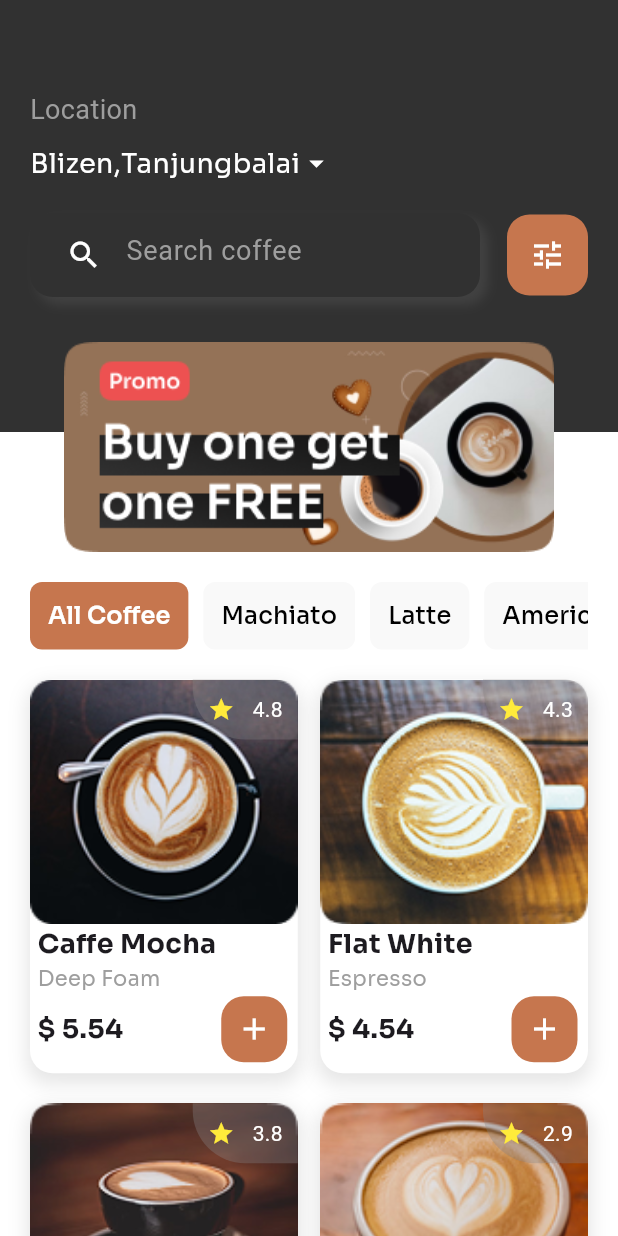
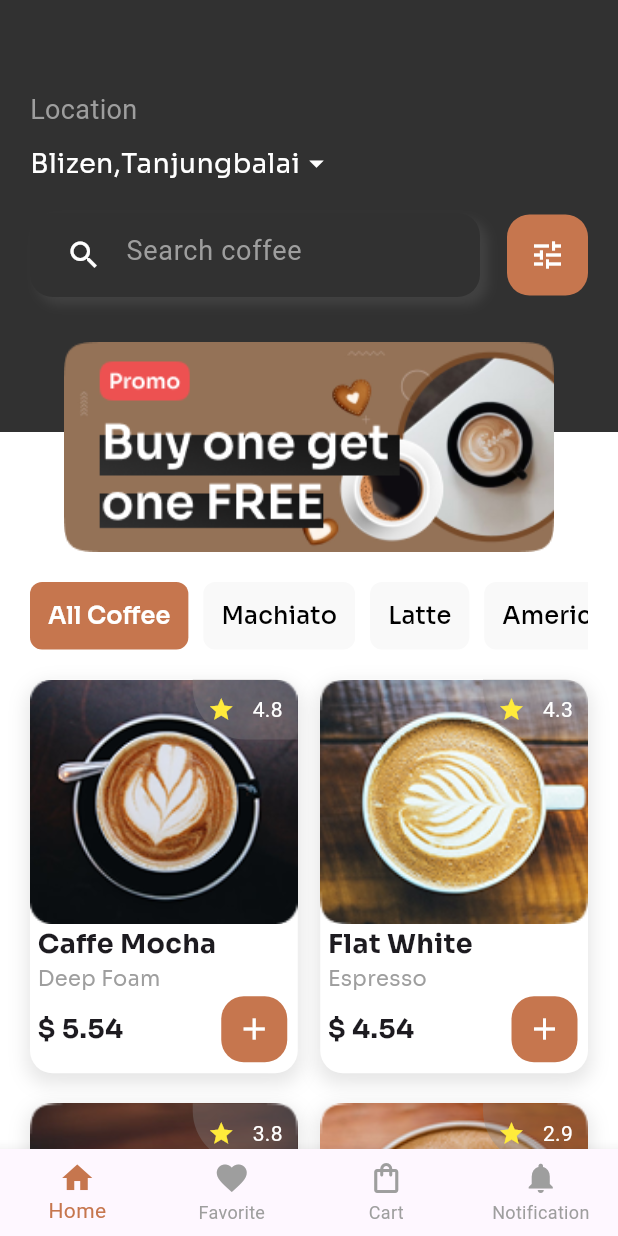
Before and after one commit to OwaisRaza1941/Coffee-App, a Flutter app: the HomeScreen screen opened directly, after a tap on the "add" icon, on a phone screen of 412 x 824 dp. Run offline on Flutter 3.47's test engine with Material 3 defaults, Android fonts, the phone set to English and light mode, and no system bars; our stand-ins replace get, google_fonts.

```diff
--- /dev/null
+++ b/lib/app/controller/add_to_cart_controller.dart
@@ -0,0 +1,11 @@
+import 'package:coffee_app/app/models/product_model.dart';
+import 'package:get/get.dart';
+
+class AddToCartController extends GetxController {
+  RxList<ProductModel> allCartList = <ProductModel>[].obs;
+
+  void addToCart(ProductModel product) {
+    allCartList.contains(product);
+    allCartList.add(product);
+  }
+}
--- a/lib/app/screens/home_screen.dart
+++ b/lib/app/screens/home_screen.dart
@@ -1,40 +1,80 @@
+import 'package:coffee_app/app/constants/colors.dart';
 import 'package:coffee_app/app/models/product_model.dart';
+import 'package:coffee_app/app/screens/cart_screen.dart';
+import 'package:coffee_app/app/screens/favorite_screen.dart';
+import 'package:coffee_app/app/screens/notifications_screen.dart';
 import 'package:coffee_app/app/screens/widgets/coffee_card.dart';
 import 'package:coffee_app/app/screens/widgets/coffee_category_buttons.dart';
 import 'package:coffee_app/app/screens/widgets/home_header.dart';
 import 'package:flutter/material.dart';
 
-class HomeScreen extends StatelessWidget {
+class HomeScreen extends StatefulWidget {
   const HomeScreen({super.key});
+
+  @override
+  State<HomeScreen> createState() => _HomeScreenState();
+}
+
+class _HomeScreenState extends State<HomeScreen> {
+  int selectedIndex = 0;
+
+  void onItemTapped(int index) {
+    if (index == 1) {
+      // Favorite screen open
+      Navigator.push(
+        context,
+        MaterialPageRoute(builder: (_) => const FavoriteScreen()),
+      );
+    } else if (index == 2) {
+      // Cart screen open
+      Navigator.push(
+        context,
+        MaterialPageRoute(builder: (_) => const CartScreen()),
+      );
+    } else if (index == 3) {
+      // Notification screen open
+      Navigator.push(
+        context,
+        MaterialPageRoute(builder: (_) => const NotificationsScreen()),
+      );
+    } else {
+      // Stay on Home
+      setState(() {
+        selectedIndex = index;
+      });
+    }
+  }
 
   @override
   Widget build(BuildContext context) {
     return Scaffold(
       backgroundColor: Colors.white,
+
+      // 👇 Ye tumhara home page ka content hai
       body: SingleChildScrollView(
         child: Column(
           crossAxisAlignment: CrossAxisAlignment.start,
           children: [
-            HomeHeader(),
-            SizedBox(height: 50),
+            const HomeHeader(),
+            const SizedBox(height: 50),
             Padding(
-              padding: EdgeInsets.only(left: 20, right: 20, top: 50),
+              padding: const EdgeInsets.only(left: 20, right: 20, top: 50),
               child: Column(
                 crossAxisAlignment: CrossAxisAlignment.start,
                 children: [
-                  CoffeeCategoryButtons(),
-                  SizedBox(height: 20),
+                  const CoffeeCategoryButtons(),
+                  const SizedBox(height: 20),
 
                   GridView.builder(
                     shrinkWrap: true,
-                    physics: NeverScrollableScrollPhysics(),
-                    gridDelegate: SliverGridDelegateWithFixedCrossAxisCount(
-                      crossAxisCount: 2,
-                      crossAxisSpacing: 15,
-                      mainAxisSpacing: 20,
-                      childAspectRatio: 0.68,
-                    ),
-
+                    physics: const NeverScrollableScrollPhysics(),
+                    gridDelegate:
+                        const SliverGridDelegateWithFixedCrossAxisCount(
+                          crossAxisCount: 2,
+                          crossAxisSpacing: 15,
+                          mainAxisSpacing: 20,
+                          childAspectRatio: 0.68,
+                        ),
                     itemCount: allCoffeeList.length,
                     itemBuilder: (context, index) {
                       final coffee = allCoffeeList[index];
@@ -54,6 +94,29 @@ class HomeScreen extends StatelessWidget {
           ],
         ),
       ),
+
+      bottomNavigationBar: BottomNavigationBar(
+        currentIndex: selectedIndex,
+        selectedItemColor: AppColors.buttonAndIconColor,
+        unselectedItemColor: Colors.grey,
+        onTap: onItemTapped,
+        type: BottomNavigationBarType.fixed,
+        items: [
+          BottomNavigationBarItem(label: 'Home', icon: Icon(Icons.home)),
+          BottomNavigationBarItem(
+            label: 'Favorite',
+            icon: Icon(Icons.favorite),
+          ),
+          BottomNavigationBarItem(
+            label: 'Cart',
+            icon: Icon(Icons.shopping_bag_outlined),
+          ),
+          BottomNavigationBarItem(
+            label: 'Notification',
+            icon: Icon(Icons.notifications),
+          ),
+        ],
+      ),
     );
   }
 }
--- a/lib/app/screens/widgets/coffee_card.dart
+++ b/lib/app/screens/widgets/coffee_card.dart
@@ -1,11 +1,13 @@
 import 'package:coffee_app/app/constants/colors.dart';
 import 'package:coffee_app/app/constants/styles.dart';
 import 'package:coffee_app/app/models/product_model.dart';
+import 'package:coffee_app/app/screens/cart_screen.dart';
 import 'package:coffee_app/app/screens/coffee_detail_screen.dart';
 import 'package:coffee_app/app/screens/widgets/icon_button.dart';
 import 'package:flutter/material.dart';
 import 'package:get/get.dart';
 import 'package:google_fonts/google_fonts.dart' show GoogleFonts;
+import 'package:coffee_app/app/controller/add_to_cart_controller.dart';
 
 class CoffeeCard extends StatelessWidget {
   final String imagePath;
@@ -27,6 +29,8 @@ class CoffeeCard extends StatelessWidget {
 
   @override
   Widget build(BuildContext context) {
+    final AddToCartController controller = Get.put(AddToCartController());
+
     return GestureDetector(
       onTap: () {
         Get.to(CoffeeDetailScreen(productModel: productModel));
@@ -95,7 +99,10 @@ class CoffeeCard extends StatelessWidget {
                         backgroundColor: AppColors.buttonAndIconColor,
                         padding: 10,
                         borderRaduis: 3,
-                        voidCallback: () {},
+                        voidCallback: () {
+                          controller.addToCart(productModel);
+                          Get.put(CartScreen());
+                        },
                       ),
                     ],
                   ),
```
Also changed, not shown: lib/app/screens/cart_screen.dart (added, +328 -0 lines), lib/app/screens/coffee_detail_screen.dart (+7 -7 lines), lib/app/screens/favorite_screen.dart (added, +10 -0 lines), lib/app/screens/notifications_screen.dart (added, +10 -0 lines), assets/icons/Discount.png (added), assets/icons/Wallet.png (added), assets/icons/arrow_downward.png (added).
